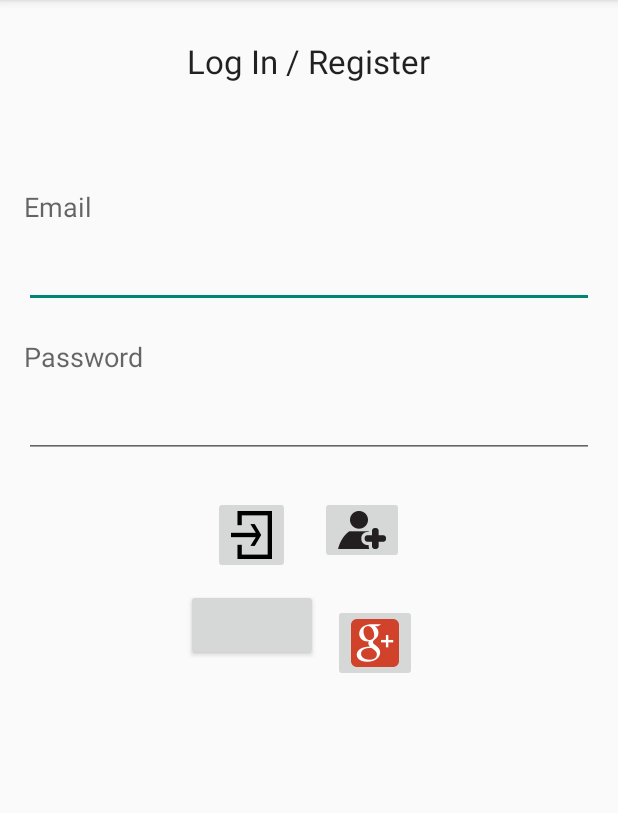
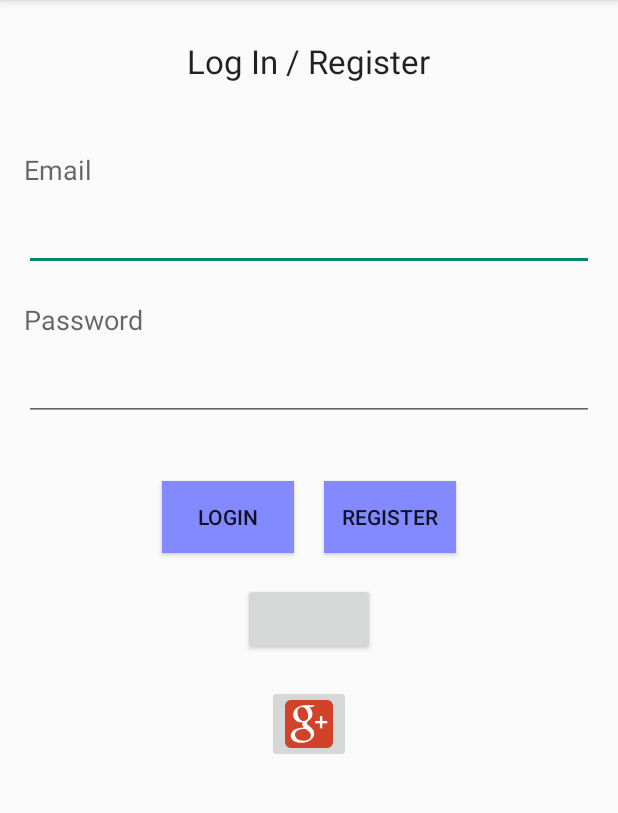
Before and after one commit to samcoer/difm, an Android app: the screen it shows after launch (MainActivity), with the options menu open, on a phone screen of 412 x 824 dp, the part 84-897 px from its top. Run offline under Robolectric (Android 15) with nearby library versions, the phone set to English and light mode, and no system bars; libraries missing offline, so code that uses them is left out: com.facebook, com.facebook.appevents, com.facebook.login, retrofit.client; plain views replace LoginButton; 8 statements that could not run were skipped.

Commit message:
Integrated with service

```diff
--- a/DoItForMe/app/build.gradle
+++ b/DoItForMe/app/build.gradle
@@ -27,4 +27,6 @@ dependencies {
     compile fileTree(dir: 'libs', include: ['*.jar'])
     compile 'com.android.support:appcompat-v7:21.0.3'
     compile 'com.facebook.android:facebook-android-sdk:4.0.0'
+    compile 'com.squareup.retrofit:retrofit:1.9.0'
+    compile 'com.squareup.picasso:picasso:2.5.2'
 }
--- a/DoItForMe/app/src/main/java/info/doitforme/MainActivity.java
+++ b/DoItForMe/app/src/main/java/info/doitforme/MainActivity.java
@@ -1,8 +1,9 @@
 package info.doitforme;
 
+import android.app.Fragment;
+import android.app.FragmentManager;
+import android.net.Uri;
 import android.os.Bundle;
-import android.support.v4.app.Fragment;
-import android.support.v4.app.FragmentManager;
 import android.support.v4.widget.DrawerLayout;
 import android.support.v7.app.ActionBar;
 import android.support.v7.app.ActionBarActivity;
@@ -16,10 +17,11 @@ import info.doitforme.fragments.Login;
 import info.doitforme.fragments.MyTasks;
 import info.doitforme.fragments.NewTask;
 import info.doitforme.fragments.Profile;
+import info.doitforme.fragments.Register;
 
 
 public class MainActivity extends ActionBarActivity
-        implements NavigationDrawerFragment.NavigationDrawerCallbacks {
+        implements NavigationDrawerFragment.NavigationDrawerCallbacks, Register.OnFragmentInteractionListener {
 
     /**
      * Fragment managing the behaviors, interactions and presentation of the navigation drawer.
@@ -50,7 +52,7 @@ public class MainActivity extends ActionBarActivity
     @Override
     public void onNavigationDrawerItemSelected(int position) {
         // update the main content by replacing fragments
-        FragmentManager fragmentManager = getSupportFragmentManager();
+        FragmentManager fragmentManager = getFragmentManager();
         Fragment fragment = null;
         switch ( position ) {
             case 0:
@@ -142,4 +144,9 @@ public class MainActivity extends ActionBarActivity
         // Logs 'app deactivate' App Event.
         AppEventsLogger.deactivateApp(this);
     }
+
+    //callback handler method from Register fragment
+    public void onFragmentInteraction(Uri uri){
+
+    }
 }
--- a/DoItForMe/app/src/main/java/info/doitforme/fragments/Login.java
+++ b/DoItForMe/app/src/main/java/info/doitforme/fragments/Login.java
@@ -1,33 +1,41 @@
 package info.doitforme.fragments;
 
-import android.support.v4.app.Fragment;
+import android.app.Fragment;
+import android.app.FragmentTransaction;
 import android.os.Bundle;
 import android.util.Log;
 import android.view.LayoutInflater;
 import android.view.View;
 import android.view.ViewGroup;
+import android.widget.Button;
 import android.widget.ImageButton;
 
 import com.facebook.CallbackManager;
 import com.facebook.FacebookCallback;
 import com.facebook.FacebookException;
-import com.facebook.FacebookSdk;
 import com.facebook.login.LoginResult;
 import com.facebook.login.widget.LoginButton;
 
 import info.doitforme.R;
+import info.doitforme.integration.ServiceFactory;
+import info.doitforme.integration.bo.User;
+import info.doitforme.integration.service.UserService;
+import retrofit.Callback;
+import retrofit.RetrofitError;
+import retrofit.client.Response;
 
 /**
  * Created by ptanwar on 06/06/15.
  */
 public class Login extends Fragment {
-    private ImageButton btnRegister;
-    private ImageButton btnLogin;
+    private Button btnRegister;
+    private Button btnLogin;
     private LoginButton btnLoginFB;
     private ImageButton btnLoginGP;
     private CallbackManager callbackManager;
 
     public Login() {
+
     }
 
     @Override
@@ -38,7 +46,7 @@ public class Login extends Fragment {
     }
 
     private void createButtons(View rootView) {
-        btnLogin = (ImageButton) rootView.findViewById(R.id.btnLogin);
+        btnLogin = (Button) rootView.findViewById(R.id.btnLogin);
         btnLogin.setOnClickListener(new View.OnClickListener() {
             @Override
             public void onClick(View v) {
@@ -56,11 +64,27 @@ public class Login extends Fragment {
             }
         });
 
-        btnRegister = (ImageButton) rootView.findViewById(R.id.btnRegister);
+        btnRegister = (Button) rootView.findViewById(R.id.btnRegister);
         btnRegister.setOnClickListener(new View.OnClickListener() {
             @Override
             public void onClick(View v) {
                 Log.d("TEST","Register");
+//                ((UserService) ServiceFactory.getService(UserService.class)).get(0L, new Callback() {
+//                    @Override
+//                    public void success(Object user, Response response) {
+//                       Log.d("TEST", "success");
+//                    }
+//
+//                    @Override
+//                    public void failure(RetrofitError retrofitError) {
+//                       Log.d("TEST", "failure");
+//                    }
+//                });
+                Fragment registrationFragment = Register.newInstance();
+                FragmentTransaction transaction = getFragmentManager().beginTransaction();
+                transaction.replace(R.id.container, registrationFragment);
+                transaction.addToBackStack(null);
+                transaction.commit();
             }
         });
     }
@@ -69,7 +93,8 @@ public class Login extends Fragment {
         callbackManager = CallbackManager.Factory.create();
         btnLoginFB = (LoginButton) rootView.findViewById(R.id.btnLoginFB);
         btnLoginFB.setReadPermissions("user_friends");
-        btnLoginFB.setFragment(this);
+        //TODO Check if required, commented by Chetan
+        //btnLoginFB.setFragment(this);
         btnLoginFB.registerCallback(callbackManager, new FacebookCallback<LoginResult>() {
             @Override
             public void onSuccess(LoginResult loginResult) {
--- a/DoItForMe/app/src/main/java/info/doitforme/fragments/MyTasks.java
+++ b/DoItForMe/app/src/main/java/info/doitforme/fragments/MyTasks.java
@@ -1,7 +1,7 @@
 package info.doitforme.fragments;
 
 import android.os.Bundle;
-import android.support.v4.app.Fragment;
+import android.app.Fragment;
 import android.view.LayoutInflater;
 import android.view.View;
 import android.view.ViewGroup;
--- a/DoItForMe/app/src/main/java/info/doitforme/fragments/NewTask.java
+++ b/DoItForMe/app/src/main/java/info/doitforme/fragments/NewTask.java
@@ -1,7 +1,7 @@
 package info.doitforme.fragments;
 
 import android.os.Bundle;
-import android.support.v4.app.Fragment;
+import android.app.Fragment;
 import android.view.LayoutInflater;
 import android.view.View;
 import android.view.ViewGroup;
--- a/DoItForMe/app/src/main/java/info/doitforme/fragments/Profile.java
+++ b/DoItForMe/app/src/main/java/info/doitforme/fragments/Profile.java
@@ -1,7 +1,7 @@
 package info.doitforme.fragments;
 
 import android.os.Bundle;
-import android.support.v4.app.Fragment;
+import android.app.Fragment;
 import android.view.LayoutInflater;
 import android.view.View;
 import android.view.ViewGroup;
--- a/DoItForMe/app/src/main/res/layout/login.xml
+++ b/DoItForMe/app/src/main/res/layout/login.xml
@@ -22,7 +22,7 @@
             android:id="@+id/textView"
             android:layout_gravity="center_horizontal"
             android:layout_marginTop="10dp"
-            android:layout_marginBottom="50dp" />
+            android:layout_marginBottom="25dp" />
 
         <TextView
             android:layout_width="wrap_content"
@@ -59,53 +59,56 @@
             android:layout_gravity="center_horizontal" />
 
         <LinearLayout
-            android:orientation="horizontal"
-            android:layout_width="match_parent"
-            android:layout_height="wrap_content"
-            android:layout_gravity="center"
-            android:gravity="center_horizontal"
-            android:layout_marginTop="15dp">
+            android:orientation="vertical"
+            android:layout_width="fill_parent"
+            android:layout_height="fill_parent"
+            android:layout_marginTop="10dp">
 
+            <LinearLayout
+                android:orientation="horizontal"
+                android:layout_width="fill_parent"
+                android:layout_height="wrap_content"
+                android:gravity="center"
+                android:layout_marginTop="20dp">
 
-            <ImageButton
-                android:layout_width="wrap_content"
-                android:layout_height="wrap_content"
-                android:id="@+id/btnLogin"
-                android:layout_margin="10dp"
-                android:src="@drawable/signin"
-                android:baselineAlignBottom="false"
-                android:nestedScrollingEnabled="false" />
+                <Button
+                    android:layout_width="wrap_content"
+                    android:layout_height="wrap_content"
+                    android:text="Login"
+                    android:id="@+id/btnLogin"
+                    android:layout_gravity="center"
+                    android:nestedScrollingEnabled="false"
+                    android:background="#ff8389ff"
+                    android:layout_margin="10dp" />
 
-            <ImageButton
-                android:layout_width="wrap_content"
-                android:layout_height="wrap_content"
-                android:id="@+id/btnRegister"
-                android:layout_margin="10dp"
-                android:src="@drawable/signup" />
-        </LinearLayout>
-
-        <LinearLayout
-            android:orientation="horizontal"
-            android:layout_width="match_parent"
-            android:layout_height="wrap_content"
-            android:gravity="center_horizontal">
+                <Button
+                    android:layout_width="wrap_content"
+                    android:layout_height="wrap_content"
+                    android:text="Register"
+                    android:id="@+id/btnRegister"
+                    android:background="#ff8389ff"
+                    android:layout_gravity="center"
+                    android:layout_margin="10dp" />
+            </LinearLayout>
 
             <com.facebook.login.widget.LoginButton
                 android:id="@+id/btnLoginFB"
                 android:layout_width="wrap_content"
                 android:layout_height="wrap_content"
-                android:layout_gravity="center_horizontal"
-                android:layout_marginTop="30dp"
-                android:layout_marginBottom="30dp" />
+                android:layout_gravity="center"
+                android:layout_margin="10dp" />
 
             <ImageButton
                 android:layout_width="wrap_content"
                 android:layout_height="wrap_content"
                 android:id="@+id/btnLoginGP"
-                android:layout_margin="10dp"
                 android:src="@drawable/gp"
                 android:cropToPadding="false"
-                android:adjustViewBounds="false" />
+                android:adjustViewBounds="false"
+                android:layout_gravity="center"
+                android:layout_margin="10dp" />
+
+
         </LinearLayout>
 
     </LinearLayout>
--- a/DoItForMe/app/src/main/res/values/strings.xml
+++ b/DoItForMe/app/src/main/res/values/strings.xml
@@ -13,4 +13,7 @@
 
     <string name="action_settings">Settings</string>
     <string name="app_id">1447956882173201</string>
+
+<!-- TODO: Remove or change this placeholder text -->
+    <string name="hello_blank_fragment">Hello blank fragment</string>
 </resources>
```
Also changed, not shown: 7 other files.
